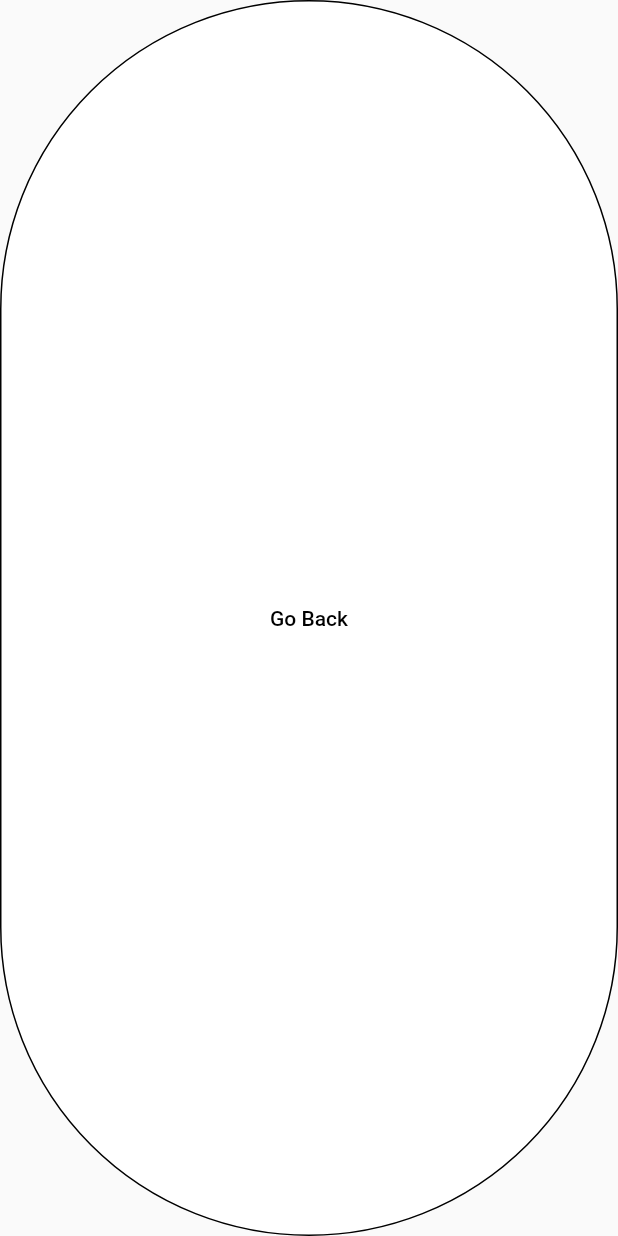
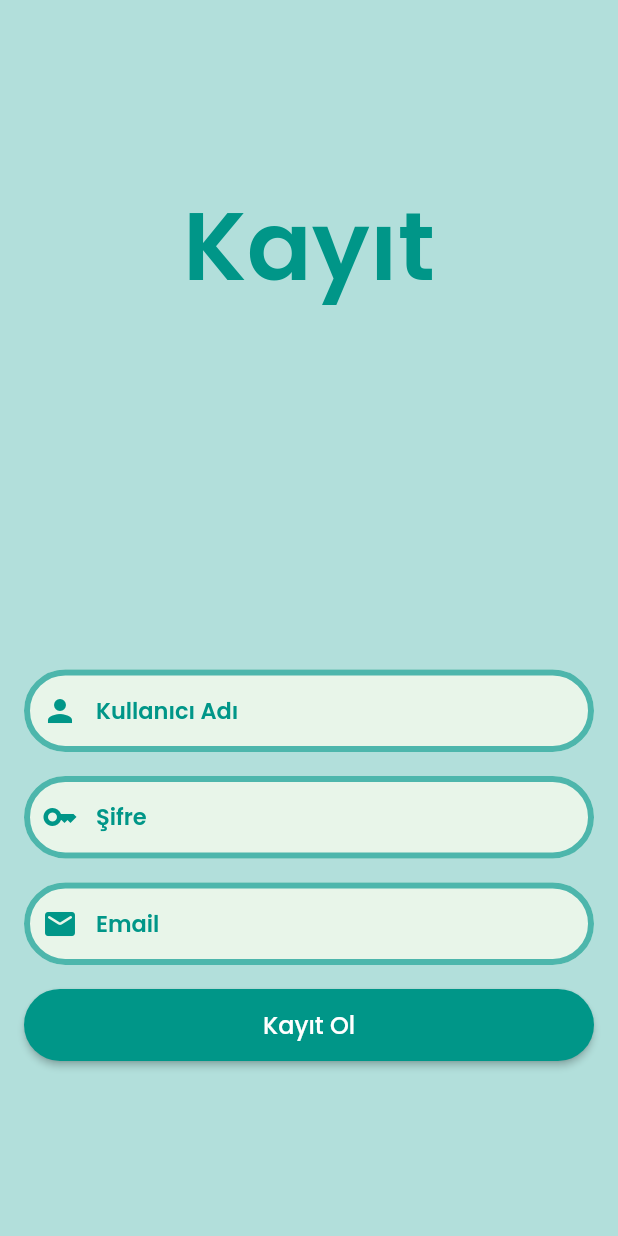
Before and after one commit to ubselcuk/flora, a Flutter app: the RegisterScreen screen opened by its route, on a phone screen of 412 x 824 dp. Run offline on Flutter 3.47's test engine with Material 2 defaults, Android fonts, the phone set to English and light mode, and no system bars; our stand-ins replace adaptive_dialog, eva_icons_flutter, google_fonts, loading_indicator.

Commit message:
some changes

```diff
--- a/lib/components/custom_text_field.dart
+++ b/lib/components/custom_text_field.dart
@@ -21,7 +21,7 @@ class CustomTextField extends StatelessWidget {
   @override
   Widget build(BuildContext context) {
     return Padding(
-      padding: const EdgeInsets.only(left: 30.0, right: 30.0, bottom: 15.0),
+      padding: const EdgeInsets.only(left: 16.0, right: 16.0, bottom: 16.0),
       child: TextField(
         cursorColor: ctfCursorColor,
         obscureText: obscureText,
@@ -32,7 +32,7 @@ class CustomTextField extends StatelessWidget {
           fontSize: 15.0,
         ),
         decoration: InputDecoration(
-          contentPadding: const EdgeInsets.all(18.0),
+          contentPadding: const EdgeInsets.all(16.0),
           filled: true,
           fillColor: ctfBackgroundColor,
           prefixIcon: Icon(
@@ -47,11 +47,11 @@ class CustomTextField extends StatelessWidget {
             fontSize: 15.0,
           ),
           enabledBorder: OutlineInputBorder(
-            borderRadius: BorderRadius.circular(50.0),
+            borderRadius: BorderRadius.circular(40.0),
             borderSide: BorderSide(color: ctfBorderColor, width: 4),
           ),
           focusedBorder: OutlineInputBorder(
-            borderRadius: BorderRadius.circular(50.0),
+            borderRadius: BorderRadius.circular(40.0),
             borderSide: BorderSide(color: ctfBorderFocusedColor, width: 4),
           ),
         ),
--- a/lib/constants.dart
+++ b/lib/constants.dart
@@ -3,21 +3,24 @@ import 'package:flutter/material.dart';
 // Main Constans
 String mainTitle = 'FLORA';
 ThemeData mainThemeData = ThemeData(
-  primarySwatch: Colors.green,
+  primarySwatch: Colors.teal,
 );
 
 // Splash Screen Colors
-MaterialColor splashMainColor = Colors.purple;
+MaterialColor splashMainColor = Colors.teal;
 
 // Custom Text Field Colors
 Color ctfBackgroundColor = Colors.green.shade50;
 Color ctfCursorColor = Colors.green;
-Color ctfTextColor = Colors.black;
-Color ctfIconColor = Colors.black;
-Color ctfBorderColor = Colors.red.shade200;
-Color ctfBorderFocusedColor = Colors.green.shade600;
+Color ctfTextColor = Colors.teal;
+Color ctfIconColor = Colors.teal;
+Color ctfBorderColor = Colors.teal.shade300;
+Color ctfBorderFocusedColor = Colors.teal;
 
 // Login Colors
-Color loginMainColor = Colors.teal.shade400;
-Color loginFontColor = Colors.teal.shade900;
+Color loginMainColor = Colors.teal.shade100;
+Color loginFontColor = Colors.teal;
 Color loginAuthColor = Colors.teal;
+
+// Plants Screen
+Color plantsBackgroundColor = Colors.green.shade50;
--- a/lib/screens/login/register_screen.dart
+++ b/lib/screens/login/register_screen.dart
@@ -1,4 +1,9 @@
+import 'package:adaptive_dialog/adaptive_dialog.dart';
+import 'package:flora/components/custom_button.dart';
+import 'package:flora/components/custom_text_field.dart';
+import 'package:flora/constants.dart';
 import 'package:flutter/material.dart';
+import 'package:google_fonts/google_fonts.dart';
 
 class RegisterScreen extends StatefulWidget {
   const RegisterScreen({super.key});
@@ -10,20 +15,78 @@ class RegisterScreen extends StatefulWidget {
 }
 
 class _RegisterScreenState extends State<RegisterScreen> {
+  bool remember = false;
+  String user = '';
+  String pass = '';
+  String email = '';
   @override
   Widget build(BuildContext context) {
-    return Material(
-      child: TextButton(
-        onPressed: () => Navigator.pop(context),
-        style: ElevatedButton.styleFrom(
-            shape: const StadiumBorder(
-              side: BorderSide(color: Colors.black),
+    return Scaffold(
+      body: Container(
+        color: loginMainColor,
+        child: Column(
+          mainAxisAlignment: MainAxisAlignment.spaceAround,
+          children: [
+            Text(
+              'Kayıt',
+              style: GoogleFonts.poppins(
+                color: loginFontColor,
+                fontWeight: FontWeight.w600,
+                fontSize: 64.0,
+              ),
             ),
-            foregroundColor: Colors.black,
-            backgroundColor: Colors.white),
-        child: const Padding(
-          padding: EdgeInsets.only(left: 4, right: 4),
-          child: Text('Go Back'),
+            Column(
+              children: [
+                CustomTextField(
+                  hintText: 'Kullanıcı Adı',
+                  icon: Icons.person,
+                  keyboardType: TextInputType.name,
+                  onChanged: (value) {
+                    user = value != '' ? value : '';
+                  },
+                ),
+                CustomTextField(
+                  hintText: 'Şifre',
+                  icon: Icons.key,
+                  keyboardType: TextInputType.name,
+                  onChanged: (value) {
+                    pass = value != '' ? value : '';
+                  },
+                ),
+                CustomTextField(
+                  hintText: 'Email',
+                  icon: Icons.mail_rounded,
+                  keyboardType: TextInputType.name,
+                  onChanged: (value) {
+                    email = value != '' ? value : '';
+                  },
+                ),
+                Padding(
+                  padding: const EdgeInsets.only(left: 16, right: 16),
+                  child: Column(
+                    crossAxisAlignment: CrossAxisAlignment.stretch,
+                    children: [
+                      CustomButton(
+                        label: 'Kayıt Ol',
+                        btn: false,
+                        onPressed: () {
+                          if (user == '' || pass == '' || email == '') {
+                            showOkAlertDialog(
+                              context: context,
+                              okLabel: "Tamam",
+                              title:
+                                  "Kullanıcı adı, şifre veya email boş geçilemez!",
+                              style: AdaptiveStyle.iOS,
+                            );
+                          }
+                        },
+                      ),
+                    ],
+                  ),
+                ),
+              ],
+            ),
+          ],
         ),
       ),
     );
```
Also changed, not shown: lib/data.dart (+36 -0 lines), lib/screens/login/login_screen.dart (+20 -7 lines), lib/screens/plants/plants_screen.dart (+6 -3 lines), lib/screens/plants/selected_plant_screen.dart (+6 -1 lines), pubspec.yaml (+3 -4 lines), assets/qwe.png (added), pubspec.lock.
